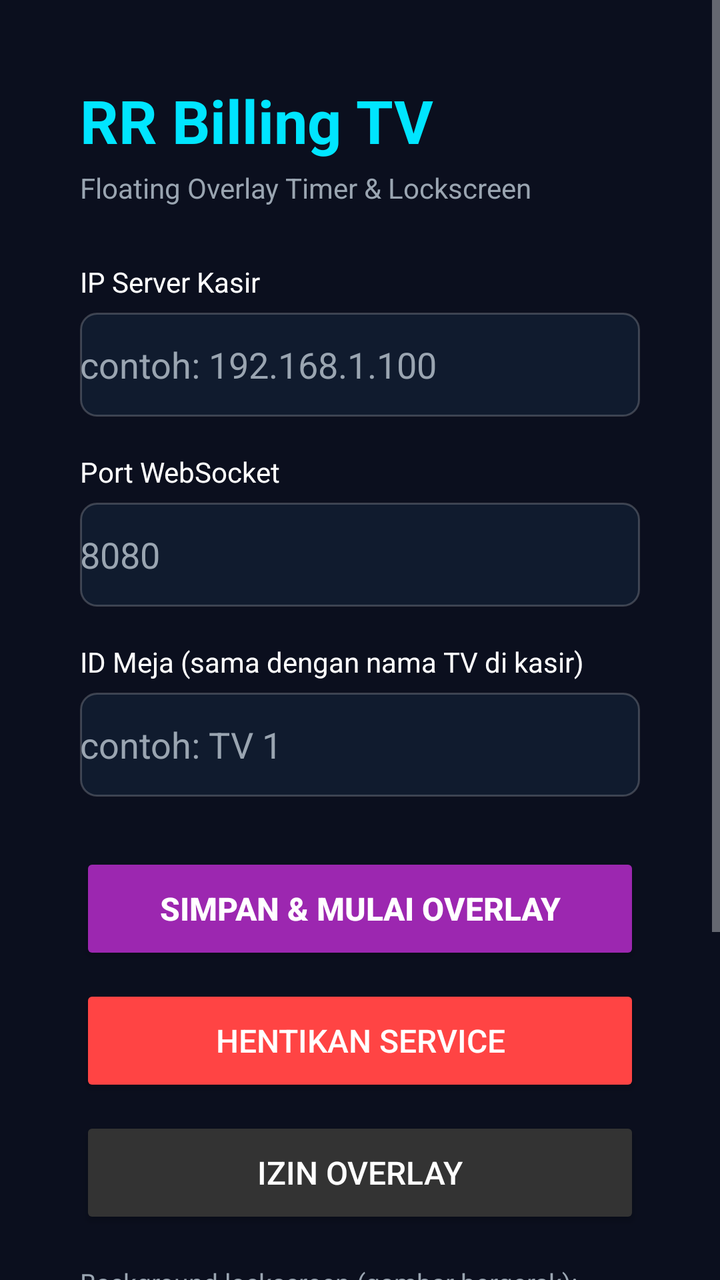
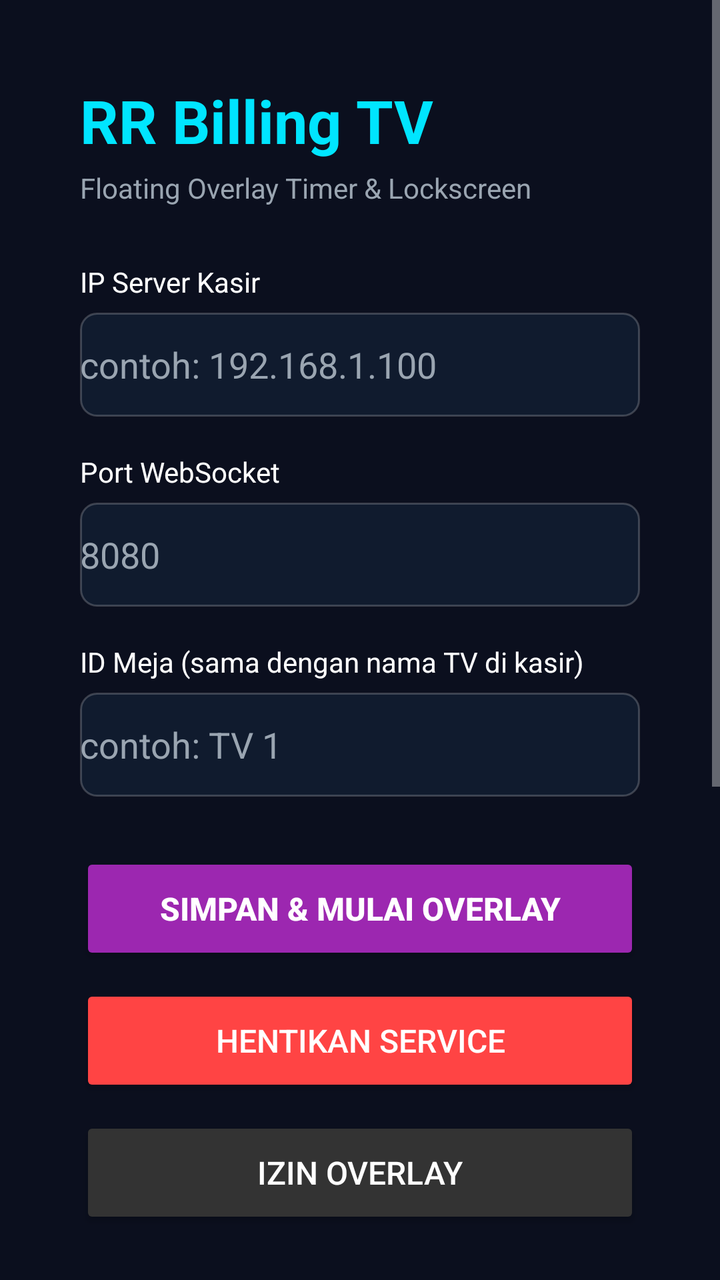

Screens rendered from an Android XML layout before and after an edit, with the pre-edit source and the edit as a unified diff.
<!-- AndroidManifest.xml: application theme Theme.RRBillingTV -->
<!-- res/layout/activity_main.xml -->
<?xml version="1.0" encoding="utf-8"?>
<ScrollView xmlns:android="http://schemas.android.com/apk/res/android"
    android:layout_width="match_parent"
    android:layout_height="match_parent"
    android:background="@color/bg_dark">

    <LinearLayout
        android:layout_width="match_parent"
        android:layout_height="wrap_content"
        android:orientation="vertical"
        android:padding="40dp">

        <TextView
            android:layout_width="wrap_content"
            android:layout_height="wrap_content"
            android:text="RR Billing TV"
            android:textColor="@color/neon_cyan"
            android:textSize="30sp"
            android:textStyle="bold" />

        <TextView
            android:layout_width="wrap_content"
            android:layout_height="wrap_content"
            android:layout_marginTop="4dp"
            android:text="Floating Overlay Timer &amp; Lockscreen"
            android:textColor="@color/text_muted"
            android:textSize="14sp" />

        <TextView
            android:layout_width="wrap_content"
            android:layout_height="wrap_content"
            android:layout_marginTop="28dp"
            android:text="IP Server Kasir"
            android:textColor="@color/white"
            android:textSize="14sp" />

        <EditText
            android:id="@+id/et_server_ip"
            android:layout_width="match_parent"
            android:layout_height="52dp"
            android:layout_marginTop="6dp"
            android:hint="contoh: 192.168.1.100"
            android:inputType="text"
            android:textColor="@color/white"
            android:textColorHint="@color/text_muted"
            android:background="@drawable/bg_input" />

        <TextView
            android:layout_width="wrap_content"
            android:layout_height="wrap_content"
            android:layout_marginTop="18dp"
            android:text="Port WebSocket"
            android:textColor="@color/white"
            android:textSize="14sp" />

        <EditText
            android:id="@+id/et_server_port"
            android:layout_width="match_parent"
            android:layout_height="52dp"
            android:layout_marginTop="6dp"
            android:hint="8080"
            android:inputType="number"
            android:textColor="@color/white"
            android:textColorHint="@color/text_muted"
            android:background="@drawable/bg_input" />

        <TextView
            android:layout_width="wrap_content"
            android:layout_height="wrap_content"
            android:layout_marginTop="18dp"
            android:text="ID Meja (sama dengan nama TV di kasir)"
            android:textColor="@color/white"
            android:textSize="14sp" />

        <EditText
            android:id="@+id/et_meja_id"
            android:layout_width="match_parent"
            android:layout_height="52dp"
            android:layout_marginTop="6dp"
            android:hint="contoh: TV 1"
            android:inputType="text"
            android:textColor="@color/white"
            android:textColorHint="@color/text_muted"
            android:background="@drawable/bg_input" />

        <Button
            android:id="@+id/btn_save_start"
            android:layout_width="match_parent"
            android:layout_height="56dp"
            android:layout_marginTop="28dp"
            android:text="SIMPAN &amp; MULAI OVERLAY"
            android:textSize="16sp"
            android:textStyle="bold"
            android:backgroundTint="@color/accent_purple" />

        <Button
            android:id="@+id/btn_stop"
            android:layout_width="match_parent"
            android:layout_height="56dp"
            android:layout_marginTop="10dp"
            android:text="HENTIKAN SERVICE"
            android:textSize="16sp"
            android:backgroundTint="#FF4444" />

        <Button
            android:id="@+id/btn_overlay_perm"
            android:layout_width="match_parent"
            android:layout_height="56dp"
            android:layout_marginTop="10dp"
            android:text="IZIN OVERLAY"
            android:textSize="16sp"
            android:backgroundTint="#333333" />

        <TextView
            android:id="@+id/tv_lock_bg"
            android:layout_width="match_parent"
            android:layout_height="wrap_content"
            android:layout_marginTop="18dp"
            android:text="Background lockscreen (gambar bergerak):"
            android:textColor="@color/text_muted"
            android:textSize="13sp" />

        <EditText
            android:id="@+id/et_lock_bg_url"
            android:layout_width="match_parent"
            android:layout_height="52dp"
            android:layout_marginTop="6dp"
            android:hint="URL video MP4 (dari kasir)"
            android:inputType="textUri"
            android:textColor="@color/white"
            android:textColorHint="@color/text_muted"
            android:background="@drawable/bg_input" />

        <Button
            android:id="@+id/btn_lock_bg"
            android:layout_width="match_parent"
            android:layout_height="56dp"
            android:layout_marginTop="10dp"
            android:text="GANTI BACKGROUND LOCKSCREEN"
            android:textSize="15sp"
            android:backgroundTint="#1F6F4A" />

        <TextView
            android:id="@+id/tv_status"
            android:layout_width="match_parent"
            android:layout_height="wrap_content"
            android:layout_marginTop="20dp"
            android:text="Service: mati"
            android:textColor="@color/neon_yellow"
            android:textSize="14sp"
            android:fontFamily="monospace" />

        <TextView
            android:id="@+id/tv_overlay_note"
            android:layout_width="match_parent"
            android:layout_height="wrap_content"
            android:layout_marginTop="8dp"
            android:text=""
            android:textColor="@color/text_muted"
            android:textSize="13sp" />
    </LinearLayout>
</ScrollView>
<!-- resources referenced by this layout -->
<resources>
  <color name="accent_purple">#FF9C27B0</color>
  <color name="bg_dark">#FF0B0F1E</color>
  <color name="neon_cyan">#FF00E5FF</color>
  <color name="neon_yellow">#FFFFEB3B</color>
  <color name="text_muted">#FF9AA5B1</color>
  <color name="white">#FFFFFFFF</color>
  <!-- drawable bg_input (drawable) -->
  <?xml version="1.0" encoding="utf-8"?>
  <shape xmlns:android="http://schemas.android.com/apk/res/android"
      android:shape="rectangle">
      <solid android:color="#FF101B2E" />
      <stroke
          android:width="1dp"
          android:color="#33FFFFFF" />
      <corners android:radius="8dp" />
  </shape>
  <style name="Theme.RRBillingTV" parent="android:Theme.Material.NoActionBar">
          <item name="android:windowBackground">@color/bg_dark</item>
          <item name="android:statusBarColor">@android:color/black</item>
          <item name="android:navigationBarColor">@android:color/black</item>
      </style>
</resources>

<!-- the commit's change to res/layout/activity_main.xml (unified diff, before → after) -->
@@ -1,8 +1,12 @@
 <?xml version="1.0" encoding="utf-8"?>
 <ScrollView xmlns:android="http://schemas.android.com/apk/res/android"
+    android:id="@+id/scroll_setup"
     android:layout_width="match_parent"
     android:layout_height="match_parent"
-    android:background="@color/bg_dark">
+    android:background="@color/bg_dark"
+    android:descendantFocusability="afterDescendants"
+    android:focusable="true"
+    android:focusableInTouchMode="true">
 
     <LinearLayout
         android:layout_width="match_parent"
@@ -111,6 +115,50 @@
             android:textSize="16sp"
             android:backgroundTint="#333333" />
 
+        
+        <TextView
+            android:layout_width="match_parent"
+            android:layout_height="wrap_content"
+            android:layout_marginTop="26dp"
+            android:text="KELENGKAPAN IZIN &amp; SETTING TV"
+            android:textColor="@color/neon_cyan"
+            android:textSize="15sp"
+            android:textStyle="bold" />
+
+        <TextView
+            android:id="@+id/tv_izin_ringkas"
+            android:layout_width="match_parent"
+            android:layout_height="wrap_content"
+            android:layout_marginTop="4dp"
+            android:text="Memeriksa kelengkapan…"
+            android:textColor="@color/text_muted"
+            android:textSize="13sp" />
+
+        <LinearLayout
+            android:id="@+id/ll_izin_daftar"
+            android:layout_width="match_parent"
+            android:layout_height="wrap_content"
+            android:layout_marginTop="8dp"
+            android:orientation="vertical" />
+
+        <Button
+            android:id="@+id/btn_cek_izin"
+            android:layout_width="match_parent"
+            android:layout_height="50dp"
+            android:layout_marginTop="10dp"
+            android:text="🔄 PERIKSA ULANG IZIN"
+            android:textSize="14sp"
+            android:backgroundTint="#2A5C8A" />
+
+        <TextView
+            android:id="@+id/tv_izin_panduan"
+            android:layout_width="match_parent"
+            android:layout_height="wrap_content"
+            android:layout_marginTop="10dp"
+            android:text=""
+            android:textColor="@color/neon_yellow"
+            android:textSize="12sp" />
+
         <TextView
             android:id="@+id/tv_lock_bg"
             android:layout_width="match_parent"
